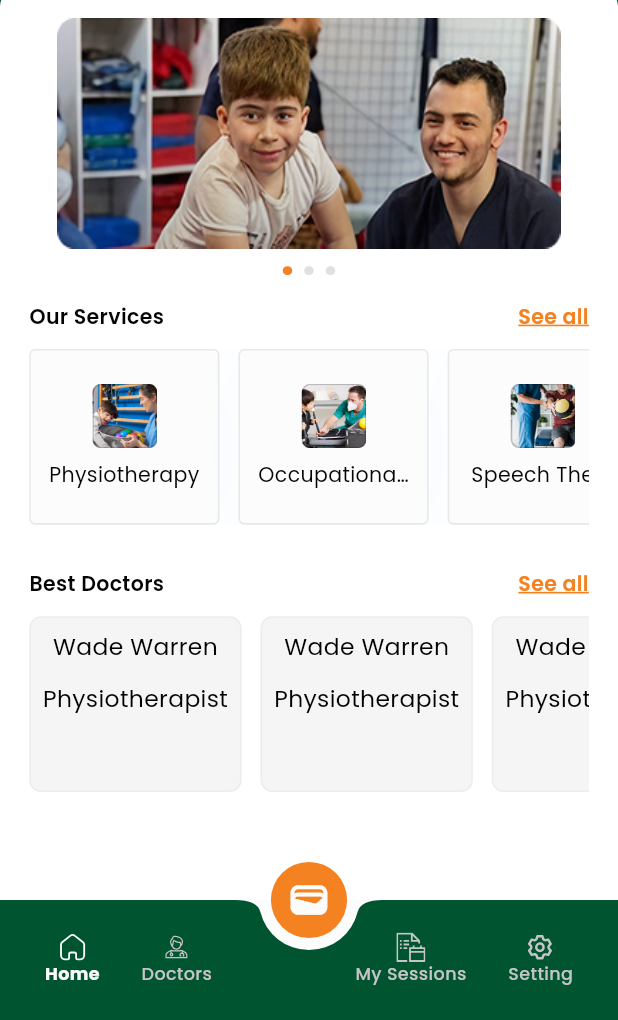
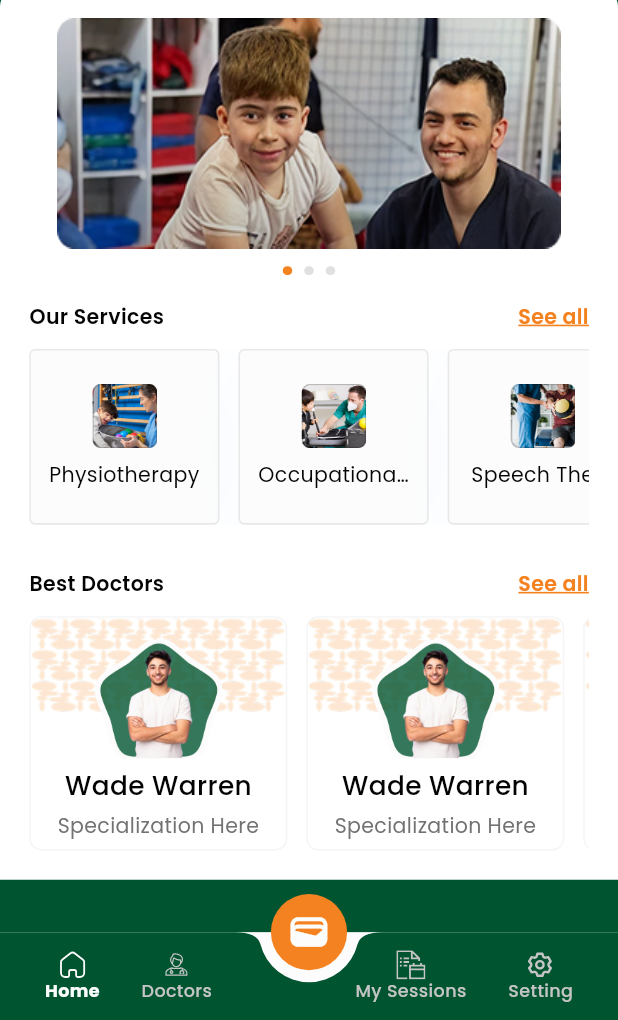
Before and after one commit to omar-abdelaziz753/True-Balance, a Flutter app: the screen it shows after launch, on a phone screen of 412 x 824 dp, the part 216-1236 px from its top. Run offline on Flutter 3.47's test engine with Material 3 defaults, Android fonts, the phone set to English and light mode, and no system bars; drawn by our look-alikes of carousel_slider, smooth_page_indicator; our stand-ins replace bloc, cached_network_image, dio, dots_indicator, easy_localization, firebase_core and 21 more; accounts and stored records are empty; project files that could hold a hidden picture were left out.

Commit message:
make best doctor in home

```diff
--- a/lib/features/user/home/presentation/screens/home_screen.dart
+++ b/lib/features/user/home/presentation/screens/home_screen.dart
@@ -3,6 +3,8 @@ import 'package:flutter/material.dart';
 import 'package:flutter_screenutil/flutter_screenutil.dart';
 import 'package:truee_balance_app/core/cache_helper/cache_helper.dart';
 import 'package:truee_balance_app/core/cache_helper/cache_keys.dart';
+import 'package:truee_balance_app/core/extensions/navigation_extension.dart';
+import 'package:truee_balance_app/core/routing/routes_name.dart';
 import 'package:truee_balance_app/core/themes/app_colors.dart';
 import 'package:truee_balance_app/core/themes/text_colors.dart';
 import 'package:truee_balance_app/core/widgets/app_bar/custom_main_app_bar_in_home_widget.dart';
@@ -31,7 +33,9 @@ class HomeScreen extends StatelessWidget {
             topRight: Radius.circular(12.r),
           ),
         ),
+        child: SingleChildScrollView(
           child: Column(
+            crossAxisAlignment: CrossAxisAlignment.start,
             children: [
               const BannerWidget(),
               18.verticalSpace,
@@ -44,13 +48,18 @@ class HomeScreen extends StatelessWidget {
                       color: AppColors.neutralColor1000,
                     ),
                   ),
-                Text(
+                  InkWell(
+                    onTap: () {
+                      context.pushNamed(Routes.ourServicesScreen);
+                    },
+                    child: Text(
                       'seeAll'.tr(),
                       style: Styles.captionAccent.copyWith(
                         color: AppColors.secondaryColor500,
                         decoration: TextDecoration.underline,
                         decorationColor: AppColors.secondaryColor500,
                         decorationThickness: 1.5.w,
+                      ),
                     ),
                   ),
                 ],
@@ -104,38 +113,64 @@ class HomeScreen extends StatelessWidget {
               ),
               12.verticalSpace,
               SizedBox(
-              height: 120.h,
+                height: 160.h,
                 child: ListView.separated(
                   scrollDirection: Axis.horizontal,
-                itemCount: 4,
+                  itemCount: 6,
                   physics: const BouncingScrollPhysics(),
                   separatorBuilder: (_, __) => 12.horizontalSpace,
                   itemBuilder: (context, index) {
                     return Container(
-                    // padding: EdgeInsets.all(12.sp),
                       decoration: BoxDecoration(
                         borderRadius: BorderRadius.circular(8.r),
                         border: Border.all(
                           color: AppColors.neutralColor10.withAlpha(10),
                         ),
-                      color: AppColors.neutralColor10.withAlpha(10),
                       ),
-                    child: Padding(
-                      padding: const EdgeInsets.all(8.0),
                       child: Column(
-                        spacing: 4.h,
+                        mainAxisSize: MainAxisSize.min,
                         children: [
-                          Text(
-                            "Wade Warren",
-                            style: Styles.contentRegular,
+                          Stack(
+                            alignment: Alignment.topCenter,
+                            children: [
+                              Image.asset(
+                                'assets/images/png/back_ground_doctor.png',
+                                fit: BoxFit.cover,
+                              ),
+                              Padding(
+                                padding: const EdgeInsets.only(top: 15),
+                                child: Image.asset(
+                                  width: 81.w,
+                                  height: 81.h,
+                                  'assets/images/png/back_ground_iamge.png',
+                                  fit: BoxFit.cover,
+                                ),
+                              ),
+                              Padding(
+                                padding: const EdgeInsets.only(top: 20),
+                                child: Image.asset(
+                                  width: 75.w,
+                                  height: 75.h,
+                                  'assets/images/png/doctor_image.png',
+                                  fit: BoxFit.cover,
+                                ),
+                              ),
+                            ],
                           ),
                           5.verticalSpace,
                           Text(
-                            "Physiotherapist",
-                            style: Styles.contentRegular,
-                          )
+                            "Wade Warren",
+                            style: Styles.highlightEmphasis
+                                .copyWith(color: AppColors.neutralColor1000),
+                          ),
+                          5.verticalSpace,
+                          Text(
+                            "Specialization Here",
+                            style: Styles.captionRegular.copyWith(
+                              color: AppColors.neutralColor600,
+                            ),
+                          ),
                         ],
-                      ),
                       ),
                     );
                   },
@@ -144,6 +179,7 @@ class HomeScreen extends StatelessWidget {
             ],
           ),
         ),
+      ),
     );
   }
 }
--- a/lib/features/user/main_layout/presentation/main_layout.dart
+++ b/lib/features/user/main_layout/presentation/main_layout.dart
@@ -167,6 +167,7 @@ class MainLayoutScreen extends StatelessWidget {
           floatingActionButtonLocation:
               FloatingActionButtonLocation.centerDocked,
           bottomNavigationBar: BottomAppBar(
+            height: 60.h,
             shape: const CircularNotchedRectangle(),
             elevation: 0.0,
             notchMargin: 8.0,
@@ -190,7 +191,7 @@ class MainLayoutScreen extends StatelessWidget {
                     currentIndex: currentIndex,
                     onTap: () => cubit.changeBottomNavBar(1),
                   ),
-                  const SizedBox(width: 40), // space for the FAB
+                  const SizedBox(width: 40),
                   _buildNavItem(
                     icon: 'assets/images/svg/mysessions_icon.svg',
                     label: 'My Sessions'.tr(),
```
Also changed, not shown: assets/images/png/back_ground_doctor.png (added), assets/images/png/back_ground_iamge.png (added), assets/images/png/best_doctor.png (added), assets/images/png/doctor_image.png (added). Lines whose indentation alone changed are shown as unchanged.
